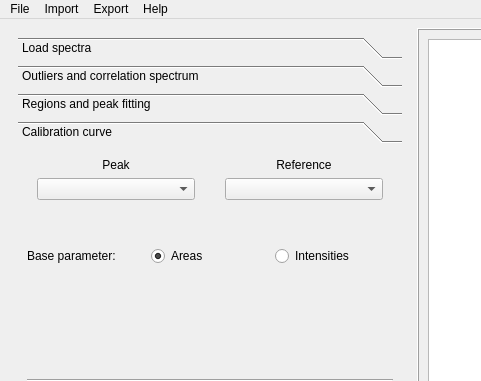
First picture: the form in pic/libssa.ui, repository kstenio/libssa, before the edit; both pictures show x 0 to 481 and y 0 to 381 of the 1216 by 684 pixel window.
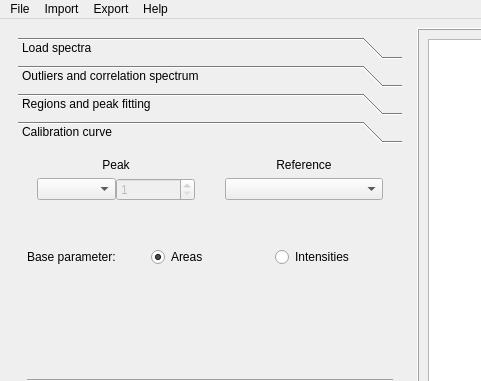
Second picture: the form after the edit. The open tabs and pages were chosen to show the change. Icons and pictures are not drawn. Custom widgets are drawn as their Qt base class.

The edit to the form file:
```diff
--- a/pic/libssa.ui
+++ b/pic/libssa.ui
@@ -925,7 +925,24 @@
                 </widget>
                </item>
                <item row="1" column="0">
-                <widget class="QComboBox" name="p4cBox1"/>
+                <layout class="QHBoxLayout" name="horizontalLayout_8">
+                 <item>
+                  <widget class="QComboBox" name="p4cBox1"/>
+                 </item>
+                 <item>
+                  <widget class="QSpinBox" name="p4sB1">
+                   <property name="enabled">
+                    <bool>false</bool>
+                   </property>
+                   <property name="minimum">
+                    <number>1</number>
+                   </property>
+                   <property name="maximum">
+                    <number>50</number>
+                   </property>
+                  </widget>
+                 </item>
+                </layout>
                </item>
                <item row="1" column="1">
                 <widget class="QComboBox" name="p4cBox2"/>
```
Left out of the diff: 2 changed lines with no effect on the pictures.
